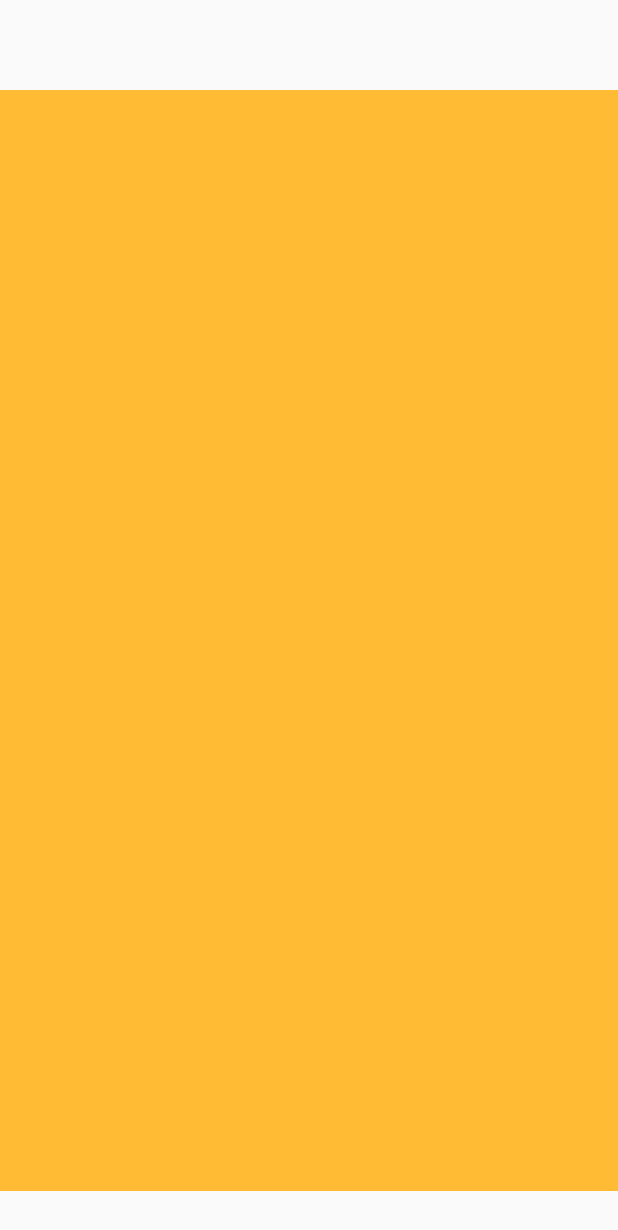
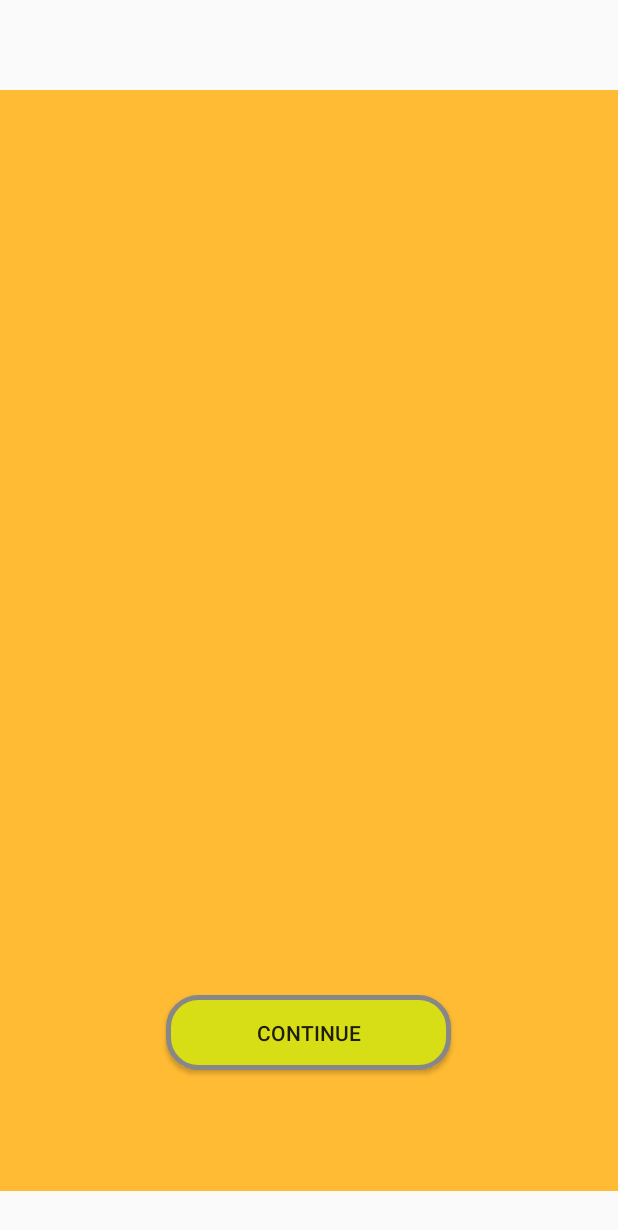
Before and after one commit to diegolimaf/toolsApp, an Android app: the layout activity_successfully_registered.xml on its own in the app's theme, with its tools: preview values and no code run, on a phone screen of 412 x 824 dp. Shown: the top 1230 px of the screen. Run offline under Robolectric (Android 15) with nearby library versions, the phone set to English and light mode, and no system bars; Roboto replaces fonts that are not available here.

Commit message:
I did some work in the registration successful page. Moreover, I made a small change the postTool page a bit.

```diff
--- a/app/src/main/java/com/example/toolsapp/register.java
+++ b/app/src/main/java/com/example/toolsapp/register.java
@@ -19,7 +19,7 @@ public class register extends AppCompatActivity {
     }
 
     public void submit(View myView){
-        Intent register = new Intent(this, postTool.class);
+        Intent register = new Intent(this, Successfully_registered.class);
         EditText name = (EditText)findViewById(R.id.name);
         EditText username = (EditText)findViewById(R.id.username);
         EditText email = (EditText)findViewById(R.id.email);
@@ -51,6 +51,7 @@ public class register extends AppCompatActivity {
             register.putExtra("user", newUser);
 
             System.out.println(newUser.getEmail());
+            register.putExtra("username",newUsername);
             startActivity(register);
 
         }
--- a/app/src/main/res/layout/activity_post_tool.xml
+++ b/app/src/main/res/layout/activity_post_tool.xml
@@ -27,7 +27,7 @@
         android:layout_width="wrap_content"
         android:layout_height="wrap_content"
         android:text="Date"
-        android:textSize="24sp"
+        android:textSize="22sp"
         app:layout_constraintBottom_toBottomOf="parent"
         app:layout_constraintEnd_toEndOf="parent"
         app:layout_constraintHorizontal_bias="0.323"
@@ -40,7 +40,7 @@
         android:layout_width="wrap_content"
         android:layout_height="wrap_content"
         android:text="Time"
-        android:textSize="24sp"
+        android:textSize="22sp"
         app:layout_constraintBottom_toBottomOf="parent"
         app:layout_constraintEnd_toEndOf="parent"
         app:layout_constraintHorizontal_bias="0.663"
--- a/app/src/main/res/layout/activity_successfully_registered.xml
+++ b/app/src/main/res/layout/activity_successfully_registered.xml
@@ -18,4 +18,30 @@
         app:layout_constraintVertical_bias="0.666"
         app:srcCompat="@android:color/holo_orange_light" />
 
+    <TextView
+        android:id="@+id/greeting"
+        android:layout_width="wrap_content"
+        android:layout_height="wrap_content"
+        android:textSize="22sp"
+        app:layout_constraintBottom_toBottomOf="parent"
+        app:layout_constraintEnd_toEndOf="parent"
+        app:layout_constraintHorizontal_bias="0.498"
+        app:layout_constraintStart_toStartOf="parent"
+        app:layout_constraintTop_toTopOf="parent"
+        app:layout_constraintVertical_bias="0.273" />
+
+    <Button
+        android:id="@+id/continue2"
+        android:layout_width="wrap_content"
+        android:layout_height="wrap_content"
+        android:background="@drawable/button_background"
+        android:onClick="goToHomePage"
+        android:text="Continue"
+        app:layout_constraintBottom_toBottomOf="parent"
+        app:layout_constraintEnd_toEndOf="parent"
+        app:layout_constraintHorizontal_bias="0.497"
+        app:layout_constraintStart_toStartOf="parent"
+        app:layout_constraintTop_toTopOf="parent"
+        app:layout_constraintVertical_bias="0.857" />
+
 </androidx.constraintlayout.widget.ConstraintLayout>
--- a/build.gradle
+++ b/build.gradle
@@ -7,7 +7,7 @@ buildscript {
 
     }
     dependencies {
-        classpath 'com.android.tools.build:gradle:3.5.0'
+        classpath 'com.android.tools.build:gradle:3.5.1'
 
         // NOTE: Do not place your application dependencies here; they belong
         // in the individual module build.gradle files
```
Also changed, not shown: app/src/main/java/com/example/toolsapp/Successfully_registered.java (+14 -0 lines), app/src/main/java/com/example/toolsapp/postTool.java (+7 -0 lines).
